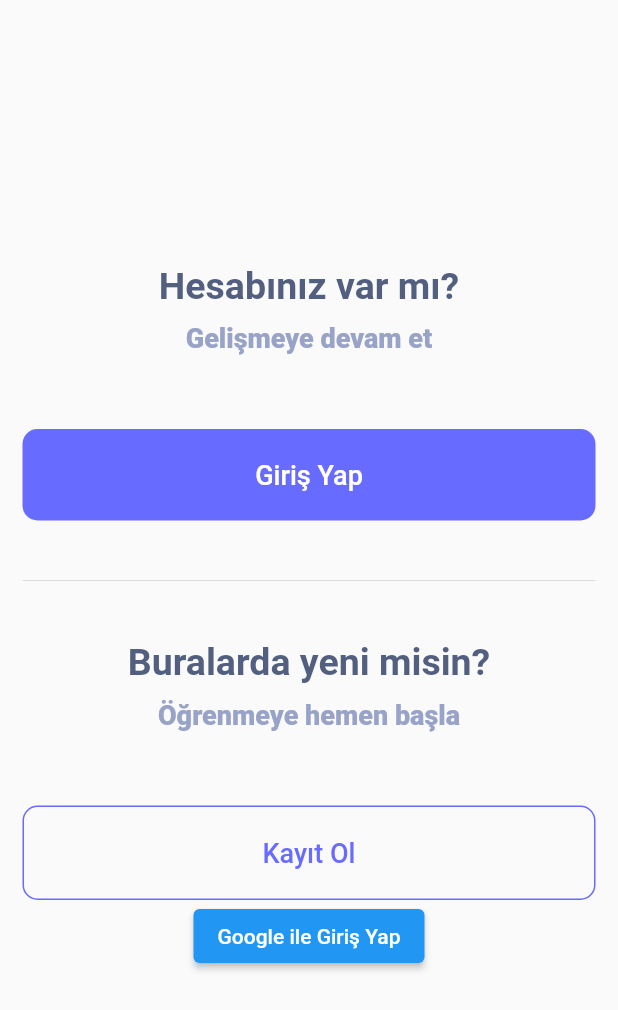
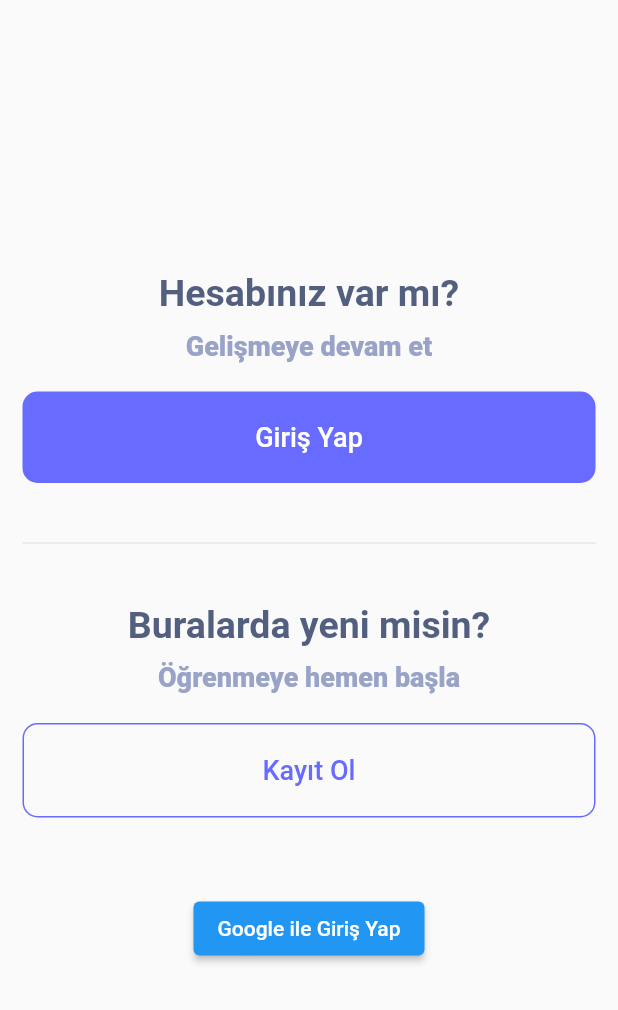
Before and after one commit to aysekayabay/akademi_yanimda_app, a Flutter app: the AuthScreen screen opened directly, on a phone screen of 412 x 824 dp. Shown: the top 1010 px of the screen. Run offline on Flutter 3.47's test engine with Material 2 defaults, Android fonts, the phone set to English and light mode, and no system bars; our stand-ins replace cloud_firestore, firebase_auth, firebase_core, google_fonts, google_sign_in, youtube_player_flutter; accounts and stored records are empty; Roboto replaces fonts that are missing (Poppins).

Commit message:
auth buttons update

```diff
--- a/lib/pages/auth_screen.dart
+++ b/lib/pages/auth_screen.dart
@@ -31,42 +31,27 @@ class _AuthScreenState extends State<AuthScreen> {
         child: Column(
           mainAxisAlignment: MainAxisAlignment.center,
           children: [
-            Text("Hesabınız var mı?", style: Styles.headerStyle),
-            Padding(
-              padding: const EdgeInsets.only(top: 10, bottom: 50),
-              child: Text("Gelişmeye devam et", style: Styles.subHeaderStyle),
-            ),
-            InkWell(
-              onTap: () => Navigator.of(context).push(MaterialPageRoute(builder: (context) => LoginScreen())),
-              child: Container(
-                width: MediaQuery.of(context).size.width,
-                padding: EdgeInsets.symmetric(vertical: 20),
-                decoration: Styles.buttonDecoration,
-                child: Center(
-                  child: Text("Giriş Yap", style: Styles.buttonTextStyle),
-                ),
-              ),
+            HeaderText(title: "Hesabınız var mı?", bottomPadding: 10),
+            SubHeaderText(title: "Gelişmeye devam et", bottomPadding: 20),
+            MainButton(
+              isFilled: true,
+              title: "Giriş Yap",
+              padding: EdgeInsets.symmetric(vertical: 20),
+              onTap: () {
+                Navigator.of(context).push(MaterialPageRoute(builder: (context) => LoginScreen()));
+              },
             ),
             Divider(height: 80),
-            Text("Buralarda yeni misin?", style: Styles.headerStyle),
-            Padding(
-              padding: const EdgeInsets.only(top: 10, bottom: 50),
-              child: Text("Öğrenmeye hemen başla", style: Styles.subHeaderStyle),
-            ),
-            InkWell(
-              onTap: () => Navigator.of(context).push(MaterialPageRoute(builder: (context) => RegisterScreen())),
-              child: Container(
-                width: MediaQuery.of(context).size.width,
+            HeaderText(title: "Buralarda yeni misin?", bottomPadding: 10),
+            SubHeaderText(title: "Öğrenmeye hemen başla", bottomPadding: 20),
+            MainButton(
+                isFilled: false,
                 padding: EdgeInsets.symmetric(vertical: 20),
-                decoration: Styles.buttonDecoration.copyWith(color: Colors.transparent, border: Border.all(color: Styles.buttonColor)),
-                child: Center(
-                  child: Text(
-                    "Kayıt Ol",
-                    style: Styles.buttonTextStyle.copyWith(color: Styles.buttonColor),
-                  ),
-                ),
-              ),
-            ),
+                title: "Kayıt Ol",
+                onTap: () {
+                  Navigator.of(context).push(MaterialPageRoute(builder: (context) => RegisterScreen()));
+                }),
+            SizedBox(height: 50),
             GoogleSignButton()
           ],
         ),
@@ -88,3 +73,79 @@ class _AuthScreenState extends State<AuthScreen> {
         child: Text("Google ile Giriş Yap"));
   }
 }
+
+class SubHeaderText extends StatelessWidget {
+  final double topPadding;
+  final double bottomPadding;
+  final String title;
+  const SubHeaderText({
+    super.key,
+    required this.title,
+    this.topPadding = 0,
+    this.bottomPadding = 0,
+  });
+
+  @override
+  Widget build(BuildContext context) {
+    return Padding(
+      padding: EdgeInsets.only(top: topPadding, bottom: bottomPadding),
+      child: Text(title, style: Styles.subHeaderStyle),
+    );
+  }
+}
+
+class HeaderText extends StatelessWidget {
+  final String title;
+  final double topPadding;
+  final double bottomPadding;
+  const HeaderText({
+    super.key,
+    required this.title,
+    this.topPadding = 0,
+    this.bottomPadding = 0,
+  });
+
+  @override
+  Widget build(BuildContext context) {
+    return Padding(
+      padding: EdgeInsets.only(top: topPadding, bottom: bottomPadding),
+      child: Text(title, style: Styles.headerStyle),
+    );
+  }
+}
+
+class MainButton extends StatelessWidget {
+  final bool isFilled;
+  final void Function()? onTap;
+  final String title;
+  final EdgeInsetsGeometry? padding;
+  const MainButton({
+    super.key,
+    this.padding,
+    required this.isFilled,
+    required this.title,
+    this.onTap,
+  });
+
+  @override
+  Widget build(BuildContext context) {
+    return InkWell(
+      onTap: onTap,
+      child: Container(
+        width: MediaQuery.of(context).size.width,
+        padding: padding,
+        decoration: BoxDecoration(
+          border: isFilled ? null : Border.all(color: Styles.buttonColor),
+          color: isFilled ? Styles.buttonColor : Colors.transparent,
+          borderRadius: BorderRadius.all(Radius.circular(10)),
+        ),
+        child: Center(
+          child: Text(
+            title,
+            style: Styles.buttonTextStyle.copyWith(color: isFilled ? Colors.white : Styles.buttonColor),
+          ),
+        ),
+      ),
+    );
+  }
+}
```
